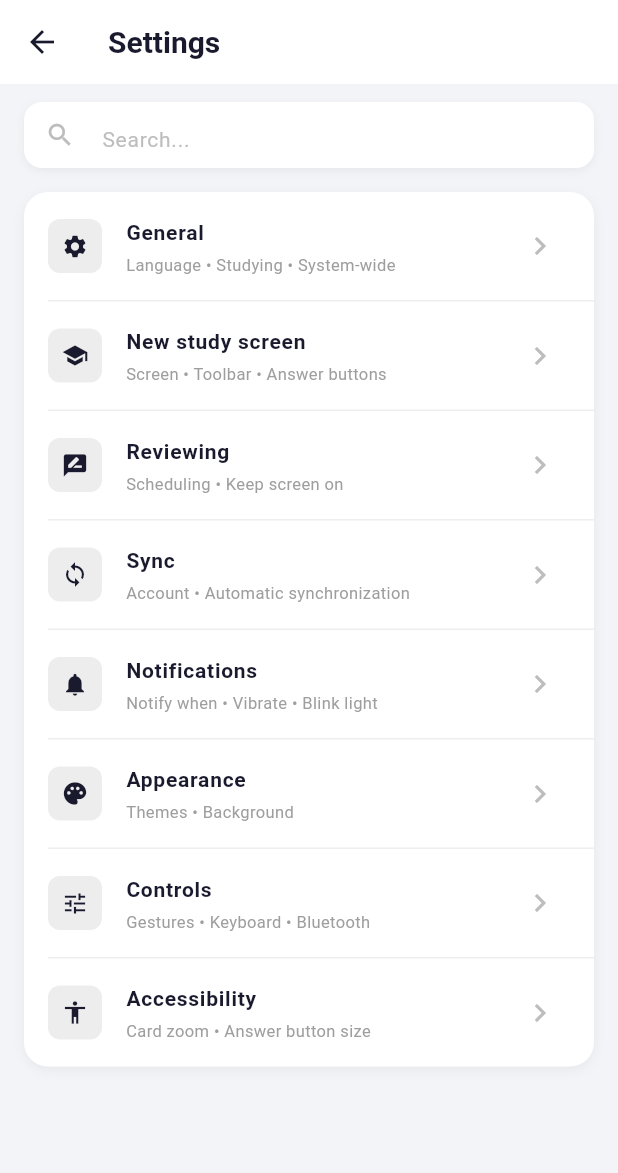
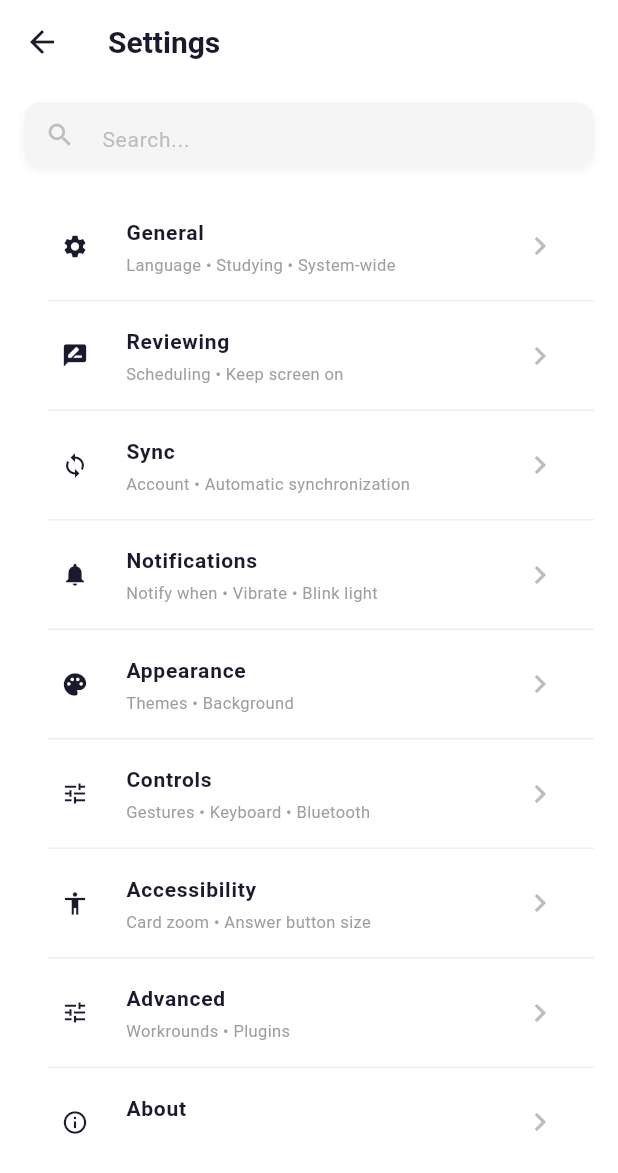
Before and after one commit to davy-bitencourt/sysyphus-learning-app, a Flutter app: the SettingsScreen screen opened directly, on a phone screen of 412 x 824 dp. Shown: the top 1173 px of the screen. Run offline on Flutter 3.47's test engine with Material 3 defaults, Android fonts, the phone set to English and light mode, and no system bars.

Commit message:
fix: settings desgin

```diff
--- a/lib/screens/setting_screen.dart
+++ b/lib/screens/setting_screen.dart
@@ -5,19 +5,20 @@ class SettingsScreen extends StatelessWidget {
 
   final List<Map<String, dynamic>> _settings = const [
     {'icon': Icons.settings,        'title': 'General',       'sub': 'Language • Studying • System-wide'},
-    {'icon': Icons.school,          'title': 'New study screen', 'sub': 'Screen • Toolbar • Answer buttons'},
     {'icon': Icons.rate_review,     'title': 'Reviewing',     'sub': 'Scheduling • Keep screen on'},
     {'icon': Icons.sync,            'title': 'Sync',          'sub': 'Account • Automatic synchronization'},
     {'icon': Icons.notifications,   'title': 'Notifications', 'sub': 'Notify when • Vibrate • Blink light'},
     {'icon': Icons.palette,         'title': 'Appearance',    'sub': 'Themes • Background'},
     {'icon': Icons.tune,            'title': 'Controls',      'sub': 'Gestures • Keyboard • Bluetooth'},
     {'icon': Icons.accessibility,   'title': 'Accessibility', 'sub': 'Card zoom • Answer button size'},
+    {'icon': Icons.tune,   'title': 'Advanced', 'sub': 'Workrounds • Plugins'},
+    {'icon': Icons.info_outline,   'title': 'About', 'sub': ' '},
   ];
 
   @override
   Widget build(BuildContext context) {
     return Scaffold(
-      backgroundColor: const Color(0xFFF2F4F7),
+      backgroundColor: Colors.white,
       appBar: AppBar(
         backgroundColor: Colors.white,
         elevation: 0,
@@ -37,7 +38,7 @@ class SettingsScreen extends StatelessWidget {
           Container(
             height: 44,
             decoration: BoxDecoration(
-              color: Colors.white,
+              color: Color(0xFFF5F5F5),
               borderRadius: BorderRadius.circular(12),
               boxShadow: [
                 BoxShadow(color: Colors.black.withValues(alpha: 0.05),
@@ -58,14 +59,6 @@ class SettingsScreen extends StatelessWidget {
 
           // lista de itens
           Container(
-            decoration: BoxDecoration(
-              color: Colors.white,
-              borderRadius: BorderRadius.circular(16),
-              boxShadow: [
-                BoxShadow(color: Colors.black.withValues(alpha: 0.05),
-                  blurRadius: 6, offset: const Offset(0, 2)),
-              ],
-            ),
             child: Column(
               children: List.generate(_settings.length, (i) {
                 final item = _settings[i];
@@ -75,10 +68,6 @@ class SettingsScreen extends StatelessWidget {
                     ListTile(
                       leading: Container(
                         width: 36, height: 36,
-                        decoration: BoxDecoration(
-                          color: const Color(0xFF1A1A2E).withValues(alpha: 0.08),
-                          borderRadius: BorderRadius.circular(8),
-                        ),
                         child: Icon(item['icon'] as IconData,
                           size: 18, color: const Color(0xFF1A1A2E)),
                       ),
```
